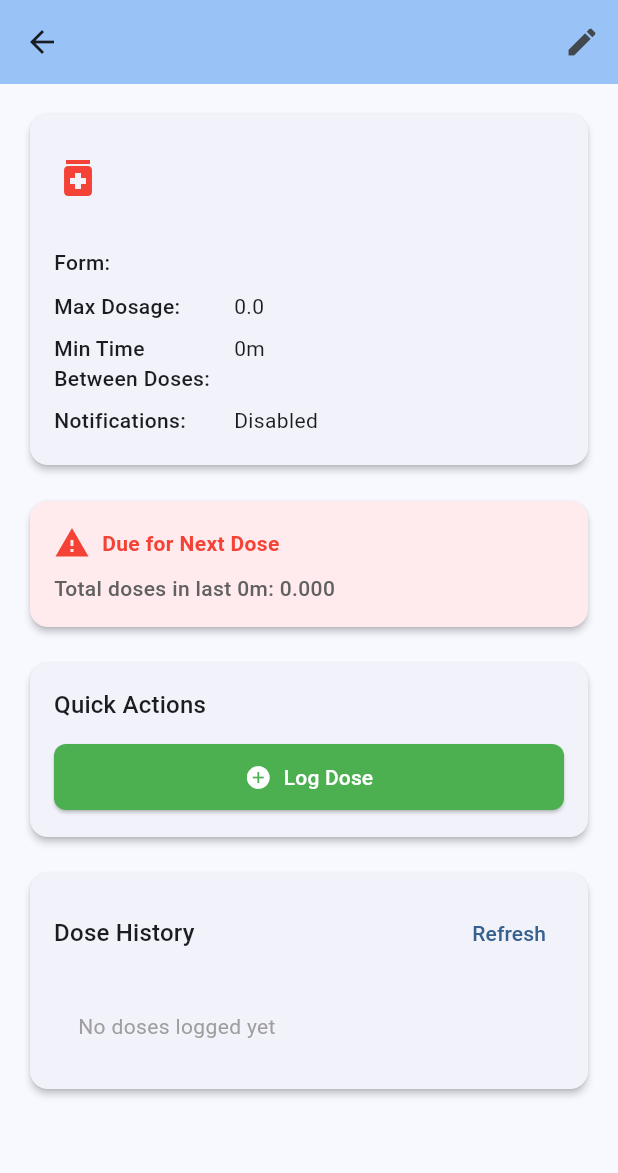
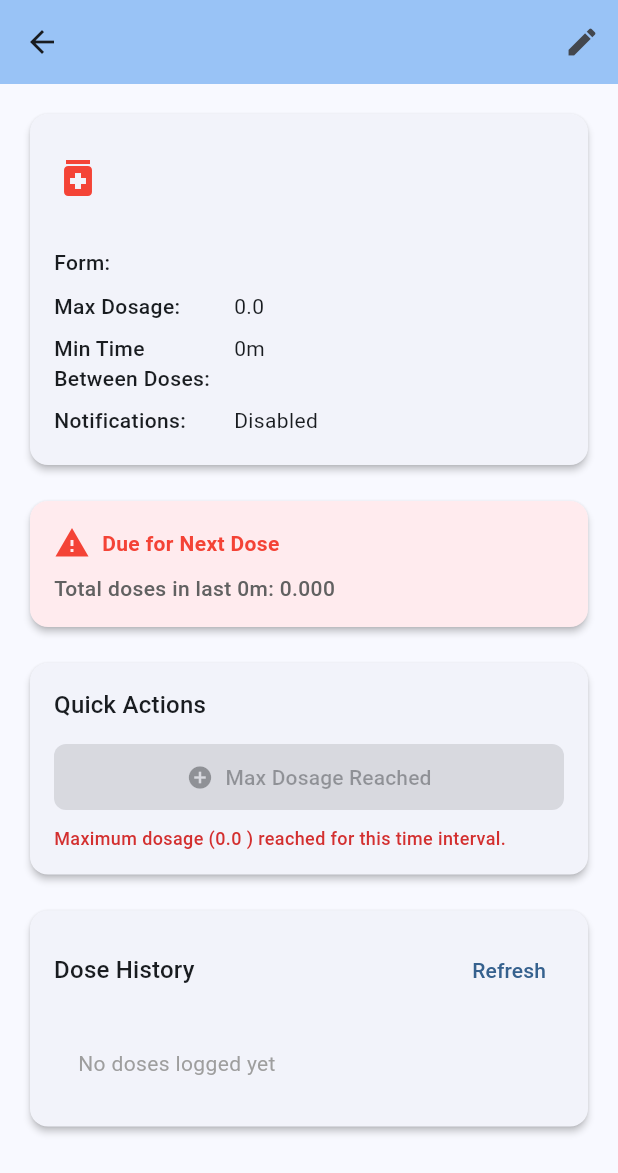
Before and after one commit to scott-gibson-se/HospiceHelper, a Flutter app: the MedicationDetailScreen screen opened directly with empty values, after a tap on "Refresh", on a phone screen of 412 x 824 dp. Shown: the top 1173 px of the screen. Run offline on Flutter 3.47's test engine with Material 3 defaults, Android fonts, the phone set to English and light mode, and no system bars; our stand-ins replace flutter_local_notifications, pdf, shared_preferences, sqflite, timezone; accounts and stored records are empty.

Commit message:
Added logic to enable log dose when total doses is last interval is less than max dose allowed.

```diff
--- a/lib/screens/medication_detail_screen.dart
+++ b/lib/screens/medication_detail_screen.dart
@@ -1,3 +1,4 @@
+import 'dart:async';
 import 'package:flutter/material.dart';
 import 'package:provider/provider.dart';
 import 'package:intl/intl.dart';
@@ -20,11 +21,30 @@ class MedicationDetailScreen extends StatefulWidget {
 
 class _MedicationDetailScreenState extends State<MedicationDetailScreen> {
   List<DoseLog> _doseLogs = [];
+  Timer? _refreshTimer;
 
   @override
   void initState() {
     super.initState();
     _loadDoseLogs();
+    _startRefreshTimer();
+  }
+
+  @override
+  void dispose() {
+    _refreshTimer?.cancel();
+    super.dispose();
+  }
+
+  @override
+  void didChangeDependencies() {
+    super.didChangeDependencies();
+    // Refresh state when dependencies change (e.g., medication data updates)
+    WidgetsBinding.instance.addPostFrameCallback((_) {
+      if (mounted) {
+        _refreshState();
+      }
+    });
   }
 
   Future<void> _loadDoseLogs() async {
@@ -32,6 +52,25 @@ class _MedicationDetailScreenState extends State<MedicationDetailScreen> {
     final logs = await provider.getDoseLogsForMedication(widget.medication.id!);
     setState(() {
       _doseLogs = logs;
+    });
+  }
+
+  Future<void> _refreshState() async {
+    // Reload dose logs to get the latest data
+    await _loadDoseLogs();
+    // Force a rebuild to update computed values
+    if (mounted) {
+      setState(() {});
+    }
+  }
+
+  void _startRefreshTimer() {
+    // Refresh every minute to update computed values based on time
+    _refreshTimer = Timer.periodic(const Duration(minutes: 1), (timer) {
+      if (mounted) {
+        // Only refresh the computed values, not the dose logs
+        setState(() {});
+      }
     });
   }
 
@@ -73,8 +112,7 @@ class _MedicationDetailScreenState extends State<MedicationDetailScreen> {
               );
               // Refresh the medication data and dose logs
               if (mounted) {
-                setState(() {});
-                await _loadDoseLogs();
+                await _refreshState();
               }
             },
             tooltip: 'Edit Medication',
@@ -188,8 +226,15 @@ class _MedicationDetailScreenState extends State<MedicationDetailScreen> {
               const SizedBox(height: 16),
 
               // Quick Actions
-              if (isDue)
-                Card(
+              Builder(
+                builder: (context) {
+                  final totalDosesInInterval = _getTotalDosesInLastInterval(currentMedication);
+                  final canLogDose = totalDosesInInterval < currentMedication.maxDosage;
+                  final shouldShowQuickActions = isDue || canLogDose;
+
+                  if (!shouldShowQuickActions) return const SizedBox.shrink();
+
+                  return Card(
                   child: Padding(
                     padding: const EdgeInsets.all(16),
                     child: Column(
@@ -200,21 +245,57 @@ class _MedicationDetailScreenState extends State<MedicationDetailScreen> {
                           style: Theme.of(context).textTheme.titleMedium,
                         ),
                         const SizedBox(height: 12),
-                        SizedBox(
+                        Builder(
+                          builder: (context) {
+                            final totalDosesInInterval = _getTotalDosesInLastInterval(currentMedication);
+                            final canLogDose = totalDosesInInterval < currentMedication.maxDosage;
+
+
+                            return SizedBox(
                               width: double.infinity,
                               child: ElevatedButton.icon(
-                            onPressed: () => _showLogDoseDialog(context, currentMedication),
+                                onPressed: canLogDose ? () => _showLogDoseDialog(context, currentMedication) : null,
                                 icon: const Icon(Icons.add_circle),
-                            label: const Text('Log Dose'),
+                                label: Text(canLogDose ? 'Log Dose' : 'Max Dosage Reached'),
                                 style: ElevatedButton.styleFrom(
-                              backgroundColor: Colors.green,
+                                  backgroundColor: canLogDose ? Colors.green : Colors.grey,
                                   foregroundColor: Colors.white,
                                 ),
                               ),
+                            );
+                          },
+                        ),
+                        const SizedBox(height: 8),
+                        Builder(
+                          builder: (context) {
+                            final totalDosesInInterval = _getTotalDosesInLastInterval(currentMedication);
+                            final canLogDose = totalDosesInInterval < currentMedication.maxDosage;
+
+                            if (!canLogDose) {
+                              return Text(
+                                'Maximum dosage (${currentMedication.maxDosage} ${currentMedication.form}) reached for this time interval.',
+                                style: TextStyle(
+                                  color: Colors.red[700],
+                                  fontSize: 12,
+                                  fontWeight: FontWeight.w500,
+                                ),
+                              );
+                            }
+
+                            return Text(
+                              'Current total: ${totalDosesInInterval.toStringAsFixed(3)} ${currentMedication.form} / ${currentMedication.maxDosage} ${currentMedication.form}',
+                              style: TextStyle(
+                                color: Colors.grey[700],
+                                fontSize: 12,
+                              ),
+                            );
+                          },
                         ),
                       ],
                     ),
                   ),
+                );
+                },
               ),
               const SizedBox(height: 16),
 
@@ -452,7 +533,7 @@ class _MedicationDetailScreenState extends State<MedicationDetailScreen> {
                     ),
                   );
                   Navigator.pop(context);
-                  _loadDoseLogs(); // Refresh the dose logs
+                  _refreshState(); // Refresh the dose logs and computed values
                   ScaffoldMessenger.of(context).showSnackBar(
                     const SnackBar(content: Text('Dose logged successfully')),
                   );
```
Lines whose indentation alone changed are shown as unchanged.
